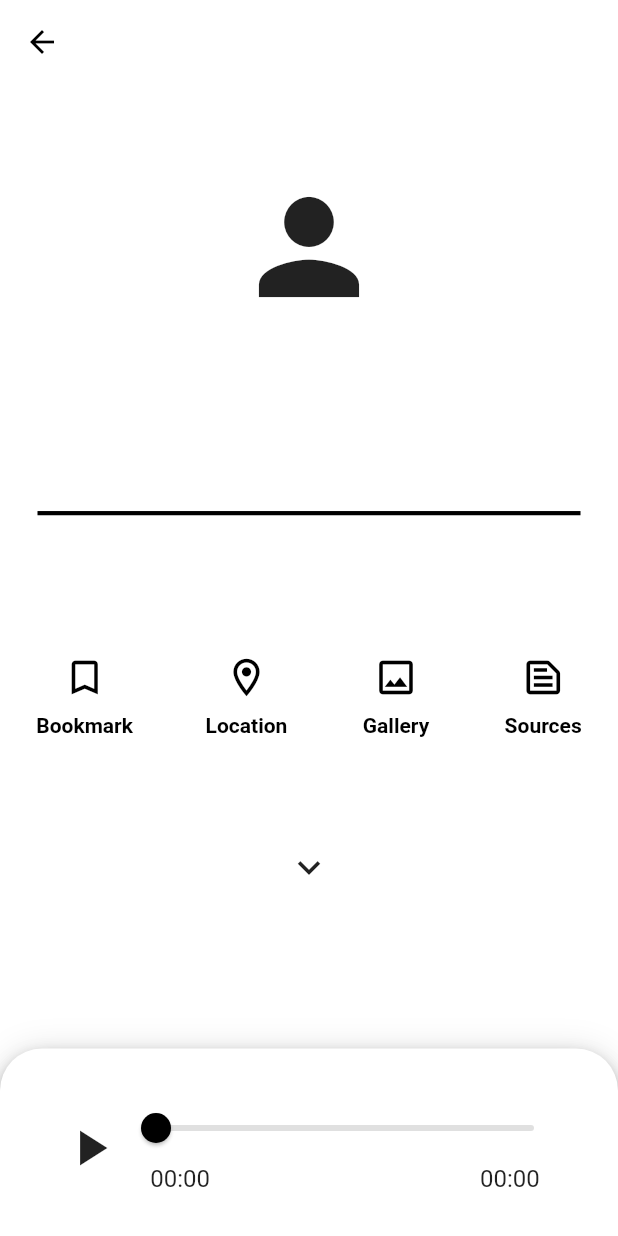
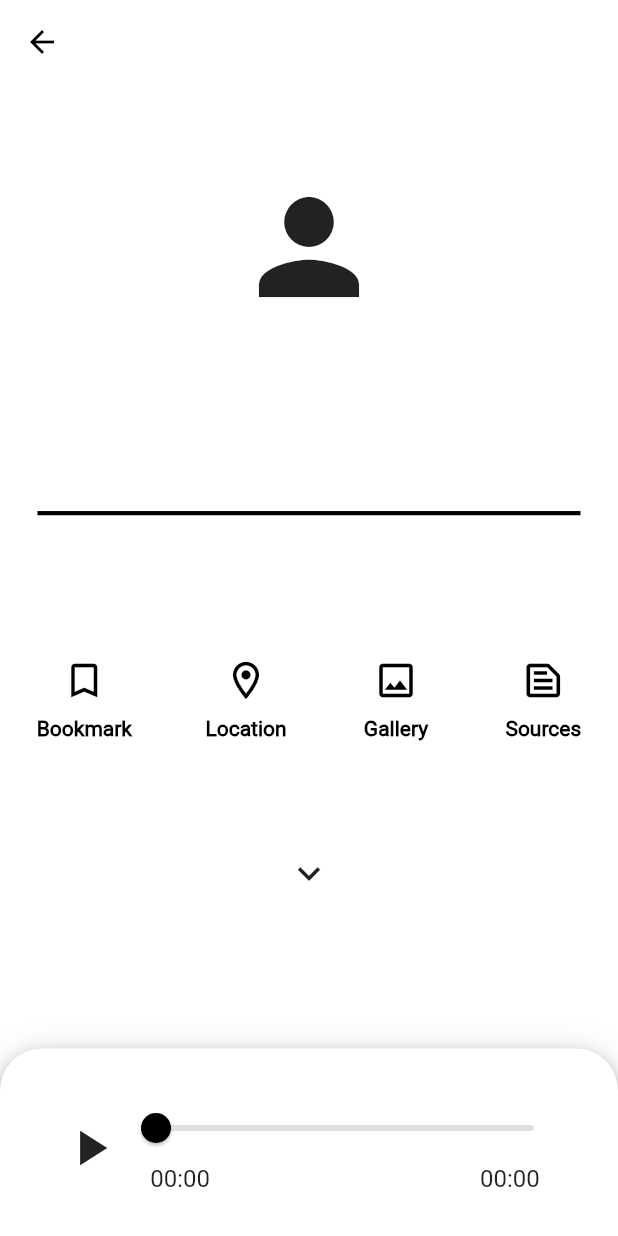
Before and after one commit to eng-stolpersteine/StolpersteineErlangen, a Flutter app: the StolpersteinScreen screen opened directly with empty values, on a phone screen of 412 x 824 dp. Run offline on Flutter 3.47's test engine with Material 2 defaults, Android fonts, the light colour scheme and no system bars; our stand-ins replace audioplayers, carousel_pro, hive, hive_flutter, page_transition, photo_view; accounts and stored records are empty.

Commit message:
local font dependency instead of online googleFont

```diff
--- a/StolpersteineErlangen/lib/Screens/FilterScreen.dart
+++ b/StolpersteineErlangen/lib/Screens/FilterScreen.dart
@@ -1,7 +1,6 @@
 import 'package:StolpersteineErlangen/Providers/Providers.dart';
 import 'package:flutter/cupertino.dart';
 import 'package:flutter/material.dart';
-import 'package:google_fonts/google_fonts.dart';
 import 'package:provider/provider.dart';
 import 'package:StolpersteineErlangen/Models/FilterModel.dart';
 import 'package:StolpersteineErlangen/Data/Filters.dart';
@@ -16,7 +15,7 @@ class FilterScreen extends StatelessWidget
     return Selector<FilterProvider, bool>
     (
       selector: (context, filter) => FilterProvider.getFilterValue(model.nameDt),
-      child: Text(_settings.english ? model.nameEn : model.nameDt, style: GoogleFonts.roboto()),
+      child: Text(_settings.english ? model.nameEn : model.nameDt, style: TextStyle(fontFamily: "Roboto")),
       builder: (context, value, child)
       {
         return CheckboxListTile
--- a/StolpersteineErlangen/lib/Screens/GalleryScreen.dart
+++ b/StolpersteineErlangen/lib/Screens/GalleryScreen.dart
@@ -1,6 +1,4 @@
-import 'package:carousel_pro/carousel_pro.dart';
 import 'package:flutter/material.dart';
-import 'package:google_fonts/google_fonts.dart';
 import 'package:photo_view/photo_view.dart';
 import 'package:photo_view/photo_view_gallery.dart';
 import 'package:provider/provider.dart';
@@ -125,7 +123,7 @@ class GalleryView extends StatelessWidget
   Widget build(BuildContext context) {
     // TODO: implement build
     return image_urls.isEmpty ?
-        Text(english ? "No Images Available" : "Keine Bilder Verfügbar", style: GoogleFonts.roboto(color: Colors.white, fontSize: 16))
+        Text(english ? "No Images Available" : "Keine Bilder Verfügbar", style: TextStyle(fontFamily: "Roboto", fontSize: 16, color: Colors.white))
         :
         View(context);
   }
--- a/StolpersteineErlangen/lib/Screens/SourcesScreen.dart
+++ b/StolpersteineErlangen/lib/Screens/SourcesScreen.dart
@@ -1,7 +1,6 @@
 
 import 'package:flutter/cupertino.dart';
 import 'package:flutter/material.dart';
-import 'package:google_fonts/google_fonts.dart';
 
 class SourceScreen extends StatelessWidget
 {
@@ -46,7 +45,7 @@ class SourceScreen extends StatelessWidget
         appBar: AppBar
         (
           centerTitle: true,
-          title: Text((english ? "Sources:" : "Quellen:") + " $name", style: GoogleFonts.roboto(),),
+          title: Text((english ? "Sources:" : "Quellen:") + " $name", style: TextStyle(fontFamily: "Roboto")),
           flexibleSpace: appBarGradient,
         ),
         body: Center
@@ -55,7 +54,7 @@ class SourceScreen extends StatelessWidget
           (
             children:
             [
-              Padding(padding: EdgeInsets.symmetric(vertical: 25, horizontal: 15), child: Text(source, style: GoogleFonts.roboto(),))
+              Padding(padding: EdgeInsets.symmetric(vertical: 25, horizontal: 15), child: Text(source, style: TextStyle(fontFamily: "Roboto"),))
             ],
           ),
         ),
--- a/StolpersteineErlangen/lib/Screens/Stolperstein/StolpersteinScreen.dart
+++ b/StolpersteineErlangen/lib/Screens/Stolperstein/StolpersteinScreen.dart
@@ -8,7 +8,6 @@ import 'package:audioplayers/audioplayers.dart';
 import 'package:carousel_pro/carousel_pro.dart';
 import 'package:flutter/cupertino.dart';
 import 'package:flutter/material.dart';
-import 'package:google_fonts/google_fonts.dart';
 import 'package:page_transition/page_transition.dart';
 import 'package:provider/provider.dart';
 import 'package:url_launcher/url_launcher.dart';
@@ -111,7 +110,7 @@ class StolpersteinScreen extends StatelessWidget
               Padding
               (
                   padding: EdgeInsets.symmetric(vertical: 25, horizontal: 15),
-                  child: Text(shortText, style: GoogleFonts.crimsonText(fontSize: 18,), textAlign: TextAlign.justify),
+                  child: Text(shortText, style: TextStyle(fontFamily: "CrimsonText", fontSize: 18), textAlign: TextAlign.justify),
               ),
 
               IconRow(context),
@@ -146,7 +145,7 @@ class StolpersteinScreen extends StatelessWidget
                   return MarkButton(name, Colors.black);
                 },
               ),
-              Text(_settings.english ? "Bookmark" : "Markieren", style: GoogleFonts.roboto(color: Colors.black, fontWeight: FontWeight.bold),)
+              Text(_settings.english ? "Bookmark" : "Markieren", style: TextStyle(fontFamily: "Roboto", color: Colors.black, fontWeight: FontWeight.bold))
             ],
           ),
 
@@ -159,7 +158,7 @@ class StolpersteinScreen extends StatelessWidget
                 icon: Icon(Icons.location_on_outlined, color: Colors.black, size: 30,),
                 onPressed: () => launch_maps(location),
               ),
-              Text(_settings.english ? "Location" : "Ort", style: GoogleFonts.roboto(color: Colors.black, fontWeight: FontWeight.bold,))
+              Text(_settings.english ? "Location" : "Ort", style: TextStyle(fontFamily: "Roboto", color: Colors.black, fontWeight: FontWeight.bold))
             ],
           ),
 
@@ -173,7 +172,7 @@ class StolpersteinScreen extends StatelessWidget
                   icon: Icon(Icons.photo_outlined, color: Colors.black, size: 30),
                   onPressed: () => Navigator.of(context).push(PageTransition(child: GalleryScreen(galleryImages, _settings.english), type: PageTransitionType.bottomToTop))
               ),
-              Text(_settings.english ? "Gallery" : "Galerie", style: GoogleFonts.roboto(color: Colors.black, fontWeight: FontWeight.bold),)
+              Text(_settings.english ? "Gallery" : "Galerie", style: TextStyle(fontFamily: "Roboto", color: Colors.black, fontWeight: FontWeight.bold))
             ],
           ),
 
@@ -186,7 +185,7 @@ class StolpersteinScreen extends StatelessWidget
                   icon: Icon(Icons.text_snippet_outlined, color: Colors.black, size: 30),
                   onPressed: () => Navigator.of(context).push(PageTransition(child: SourceScreen(name, sources, _settings.english), type: PageTransitionType.bottomToTop))
               ),
-              Text(_settings.english ? "Sources" : "Quellen", style: GoogleFonts.roboto(color: Colors.black, fontWeight: FontWeight.bold),)
+              Text(_settings.english ? "Sources" : "Quellen", style: TextStyle(fontFamily: "Roboto", color: Colors.black, fontWeight: FontWeight.bold))
             ],
           ),
         ],
@@ -376,9 +375,9 @@ class AudioPlayState extends State<AudioPlay>
                   Padding
                   (
                     padding: EdgeInsets.only(right: 180),
-                    child: Text(time(position), style: GoogleFonts.roboto(fontSize: 16),),
+                    child: Text(time(position), style: TextStyle(fontFamily: "Roboto", fontSize: 16))
                   ),
-                  Text(time(duration), style: GoogleFonts.roboto(fontSize: 16),),
+                  Text(time(duration), style: TextStyle(fontFamily: "Roboto", fontSize: 16))
                 ],
               ),
           ],
@@ -447,8 +446,9 @@ class ExpandedTextState extends State<ExpandedText> with SingleTickerProviderSta
             (
               isExpanded ? text : preview,
               textAlign: TextAlign.justify,
-              style: GoogleFonts.crimsonText
+              style: TextStyle
               (
+                fontFamily: "CrimsonText",
                 fontSize: 18,
                 letterSpacing: 0.1,
                 color: Colors.black.withOpacity(isExpanded ? 1.0 : 0.4)
```
Also changed, not shown: StolpersteineErlangen/lib/Providers/Providers.dart (+7 -4 lines), StolpersteineErlangen/lib/Screens/AllgemeinerText/AllgemeinerTextScreen.dart (+7 -7 lines), StolpersteineErlangen/lib/Screens/MainScreen.dart (+4 -5 lines), StolpersteineErlangen/lib/Screens/SettingsScreen.dart (+9 -10 lines), StolpersteineErlangen/lib/main.dart (+3 -4 lines), StolpersteineErlangen/pubspec.yaml (+9 -1 lines), StolpersteineErlangen/assets/Fonts/CrimsonText-Regular.ttf (added), StolpersteineErlangen/assets/Fonts/Roboto-Regular.ttf (added), StolpersteineErlangen/pubspec.lock.
